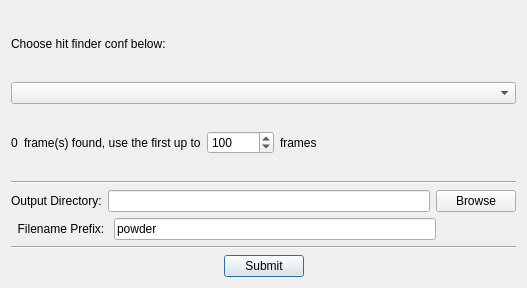
Old version of the form ui/powder_diag.ui in the repository LiuLab-CSRC/ClickX.
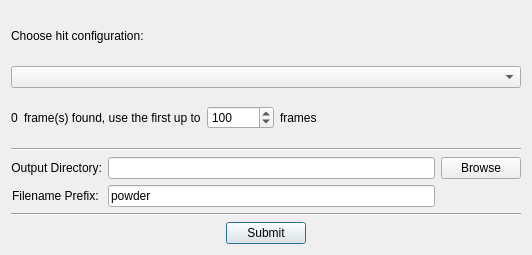
New version of the form.

```diff
--- a/ui/powder_diag.ui
+++ b/ui/powder_diag.ui
@@ -6,8 +6,8 @@
    <rect>
     <x>0</x>
     <y>0</y>
-    <width>527</width>
-    <height>288</height>
+    <width>532</width>
+    <height>255</height>
    </rect>
   </property>
   <property name="windowTitle">
@@ -19,7 +19,7 @@
      <item>
       <widget class="QLabel" name="label">
        <property name="text">
-        <string>Choose hit finder conf below:</string>
+        <string>Choose hit configuration:</string>
        </property>
       </widget>
      </item>
@@ -100,19 +100,29 @@
     </widget>
    </item>
    <item>
-    <layout class="QHBoxLayout" name="horizontalLayout_3" stretch="1,4,1">
-     <item>
+    <layout class="QGridLayout" name="gridLayout">
+     <item row="0" column="0">
       <widget class="QLabel" name="label_4">
        <property name="text">
         <string>Output Directory:</string>
        </property>
+       <property name="alignment">
+        <set>Qt::AlignRight|Qt::AlignTrailing|Qt::AlignVCenter</set>
+       </property>
       </widget>
      </item>
-     <item>
-      <widget class="QLineEdit" name="line_edit_1"/>
+     <item row="0" column="1">
+      <widget class="QLineEdit" name="outputDirLine">
+       <property name="minimumSize">
+        <size>
+         <width>300</width>
+         <height>0</height>
+        </size>
+       </property>
+      </widget>
      </item>
-     <item>
-      <widget class="QPushButton" name="browse_btn">
+     <item row="0" column="2">
+      <widget class="QPushButton" name="browseButton">
        <property name="focusPolicy">
         <enum>Qt::NoFocus</enum>
        </property>
@@ -121,37 +131,23 @@
        </property>
       </widget>
      </item>
-    </layout>
-   </item>
-   <item>
-    <layout class="QHBoxLayout" name="horizontalLayout_4" stretch="1,4,1">
-     <item>
+     <item row="1" column="0">
       <widget class="QLabel" name="label_5">
        <property name="text">
-        <string>  Filename Prefix: </string>
+        <string>Filename Prefix: </string>
+       </property>
+       <property name="alignment">
+        <set>Qt::AlignRight|Qt::AlignTrailing|Qt::AlignVCenter</set>
        </property>
       </widget>
      </item>
-     <item>
-      <widget class="QLineEdit" name="line_edit_2">
+     <item row="1" column="1">
+      <widget class="QLineEdit" name="prefixLine">
        <property name="text">
         <string>powder</string>
        </property>
       </widget>
      </item>
-     <item>
-      <spacer name="horizontalSpacer_3">
-       <property name="orientation">
-        <enum>Qt::Horizontal</enum>
-       </property>
-       <property name="sizeHint" stdset="0">
-        <size>
-         <width>40</width>
-         <height>20</height>
-        </size>
-       </property>
-      </spacer>
-     </item>
     </layout>
    </item>
    <item>
```
Left out of the diff: 8 changed lines with no effect on the pictures.
